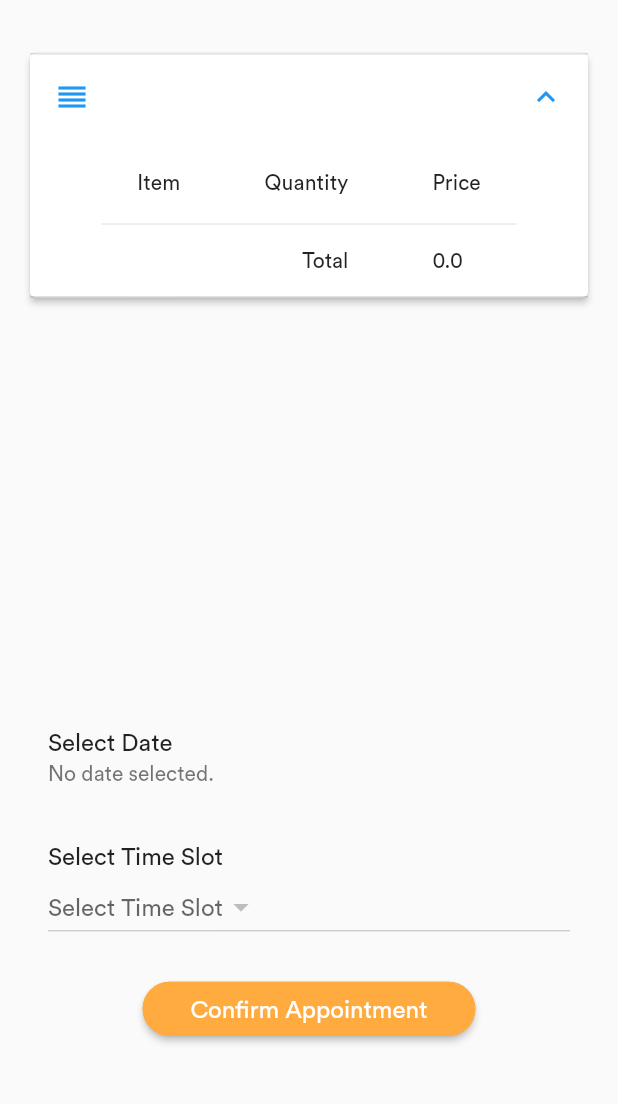
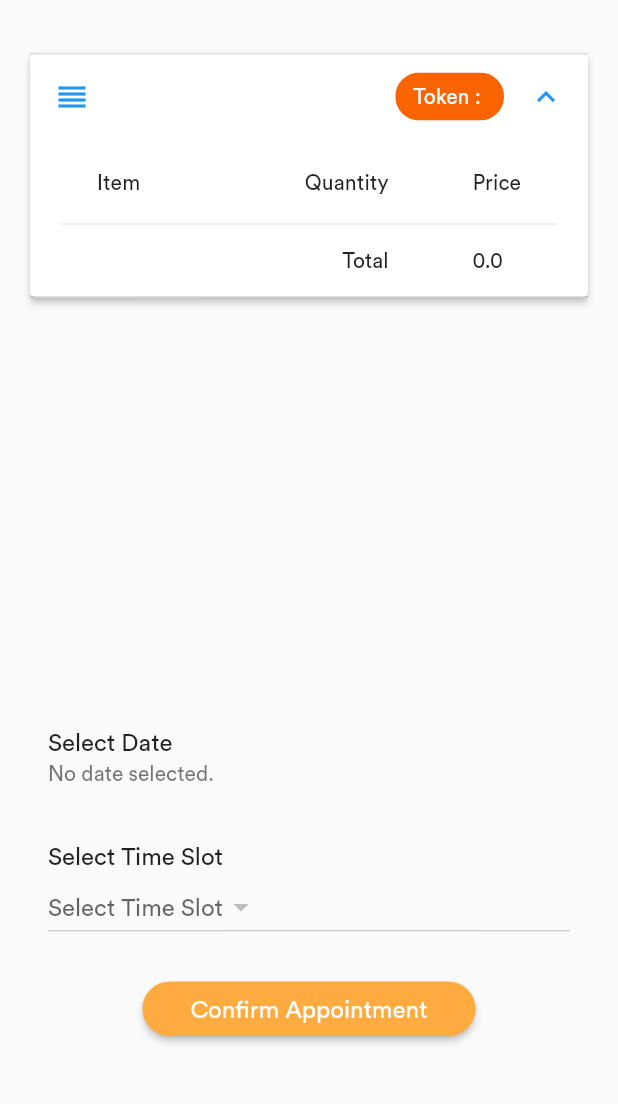
Before and after one commit to C-Aniruddh/QuickGrab, a Flutter app: the AppointmentDetails screen opened directly with empty values, on a phone screen of 412 x 824 dp, the part 61-1165 px from its top. Run offline on Flutter 3.47's test engine with Material 2 defaults, Android fonts, the light colour scheme and no system bars; our stand-ins replace badges, carousel_slider, cloud_firestore, firebase_auth, firebase_database, firebase_messaging and 15 more; missing offline and left inert: cuberto_bottom_bar, dart_geohash, device_id, fading_edge_scrollview, firebase_admob, flappy_search_bar and 9 more; accounts and stored records are empty.

Commit message:
QuickGrab: rename otp to token

```diff
--- a/lib/screens/appointment_details.dart
+++ b/lib/screens/appointment_details.dart
@@ -203,7 +203,7 @@ class _AppointmentDetailsState extends State<AppointmentDetails> {
     return OrderDataPending(
       document: widget.appointmentData,
       total: total,
-      displayOTP: false,
+      displayOTP: true,
       isInvoice: true,
       isExpanded: true,
       isShop: true,
--- a/lib/screens/home_page/shop_completed_orders.dart
+++ b/lib/screens/home_page/shop_completed_orders.dart
@@ -78,7 +78,7 @@ class _ShopCompletedOrdersState extends State<ShopCompletedOrders> {
                     Navigator.pop(context);
                   } else {
                     Navigator.pop(context);
-                    _showInfoDialog(context, "The entered OTP is wrong");
+                    _showInfoDialog(context, "The entered Token Number is wrong");
                   }
                 },
                 child: Text(
@@ -177,7 +177,7 @@ class _ShopCompletedOrdersState extends State<ShopCompletedOrders> {
                                                               .accentColor,
                                                           child: Icon(Icons.lock),
                                                         ),
-                                                        title: Text("OTP"),
+                                                        title: Text("Token"),
                                                         subtitle:
                                                         Text(document['otp']),
                                                       ))),
--- a/lib/screens/home_page/shop_pending_orders.dart
+++ b/lib/screens/home_page/shop_pending_orders.dart
@@ -107,7 +107,7 @@ class _ShopPendingOrdersState extends State<ShopPendingOrders> {
                     Navigator.pop(context);
                   } else {
                     Navigator.pop(context);
-                    _showInfoDialog(context, "The entered OTP is wrong");
+                    _showInfoDialog(context, "The entered Token is wrong");
                   }
                 },
                 child: Text(
@@ -155,7 +155,7 @@ class _ShopPendingOrdersState extends State<ShopPendingOrders> {
         child: OrderDataNew(
           document: document,
           total: total,
-          displayOTP: false,
+          displayOTP: true,
           isInvoice: true,
           isExpanded: true,
           isShop: true,
--- a/lib/screens/home_page/shop_scheduled_orders.dart
+++ b/lib/screens/home_page/shop_scheduled_orders.dart
@@ -152,7 +152,7 @@ class _ShopScheduledOrdersState extends State<ShopScheduledOrders> {
                       total: total,
                       isInvoice: false,
                       isExpanded: false,
-                      displayOTP: false,
+                      displayOTP: true,
                       isShop: true,
                       items: document['items'],
                     );
--- a/lib/screens/utils/OrderDataNew.dart
+++ b/lib/screens/utils/OrderDataNew.dart
@@ -137,11 +137,11 @@ class _OrderDataNewState extends State<OrderDataNew> {
 
                 },
                   child: Chip(backgroundColor: Theme.of(context).accentColor,
-                      label: Icon(Icons.mail, color: Colors.white))) :
+                      label: Icon(Icons.mail, color: Colors.white))) : SizedBox(height: 1),
               widget.displayOTP ?
               Chip(
                 backgroundColor: Theme.of(context).accentColor,
-                label: Text("OTP : " + document.data['otp'], style: TextStyle(color: Colors.white)),
+                label: Text("Token : " + document.data['otp'], style: TextStyle(color: Colors.white)),
               ) :
                   SizedBox(width: 1)
             ],
--- a/lib/screens/utils/order_data_card.dart
+++ b/lib/screens/utils/order_data_card.dart
@@ -35,6 +35,7 @@ class _OrderDataState extends State<OrderData> {
                     color: Colors.black87,
                   ),
                   overflow: TextOverflow.ellipsis,
+                  maxLines: 6,
                 ),
               ),
             ),
@@ -323,7 +324,7 @@ class _OrderDataState extends State<OrderData> {
                             Padding(
                               padding: EdgeInsets.fromLTRB(16, 16, 16, 8),
                               child: Text(
-                                "OTP:",
+                                "Token:",
                                 style: TextStyle(fontSize: 16.0),
                               ),
                             ),
--- a/lib/screens/utils/order_data_pending.dart
+++ b/lib/screens/utils/order_data_pending.dart
@@ -65,13 +65,17 @@ class _OrderDataPendingState extends State<OrderDataPending> {
           },
           cells: [
             DataCell(
-              Text(
-                content['product']['item_name'].toString(),
-                style: TextStyle(
-                  fontFamily: AppFontFamilies.mainFont,
-                  color: Colors.black87,
+              Container(
+                width: MediaQuery.of(context).size.width * 0.25,
+                child: Text(
+                  content['product']['item_name'].toString(),
+                  style: TextStyle(
+                    fontFamily: AppFontFamilies.mainFont,
+                    color: Colors.black87,
+                  ),
+                  overflow: TextOverflow.ellipsis,
+                  maxLines: 6,
                 ),
-                overflow: TextOverflow.ellipsis,
               ),
             ),
             DataCell(
@@ -103,7 +107,9 @@ class _OrderDataPendingState extends State<OrderDataPending> {
       DataRow(
         cells: [
           DataCell(
-            Container()
+            Container(
+              width: MediaQuery.of(context).size.width * 0.20,
+            )
           ),
           DataCell(
             Text(
@@ -156,14 +162,13 @@ class _OrderDataPendingState extends State<OrderDataPending> {
               widget.isInvoice ?
               InkWell(
                 onTap: (){
-
                 },
                   child: Chip(backgroundColor: Theme.of(context).accentColor,
-                      label: Icon(Icons.mail, color: Colors.white))) :
+                      label: Icon(Icons.mail, color: Colors.white))) : SizedBox(height: 1),
               widget.displayOTP ?
               Chip(
                 backgroundColor: Theme.of(context).accentColor,
-                label: Text("OTP : " + document.data['otp'], style: TextStyle(color: Colors.white)),
+                label: Text("Token : " + document.data['otp'], style: TextStyle(color: Colors.white)),
               ) :
                   SizedBox(width: 1)
             ],
@@ -376,7 +381,7 @@ class _OrderDataPendingState extends State<OrderDataPending> {
                             Padding(
                               padding: EdgeInsets.fromLTRB(16, 16, 16, 8),
                               child: Text(
-                                "OTP:",
+                                "Token:",
                                 style: TextStyle(fontSize: 16.0),
                               ),
                             ),
```
Also changed, not shown: lib/screens/utils/order_data_scheduled.dart (+26 -11 lines), lib/screens/utils/order_data_users.dart (+15 -9 lines).
